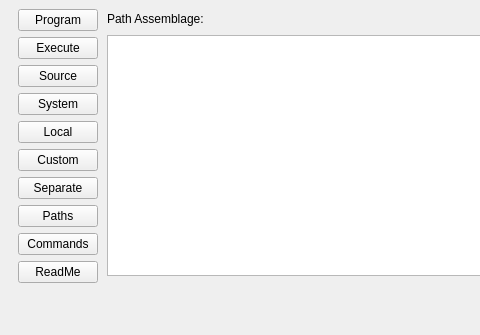
First picture: the form in tools/pyedit/mainwindow.ui, repository AbelTian/PyMake, before the edit; both pictures show x 0 to 480 and y 0 to 335 of the 693 by 335 pixel window.
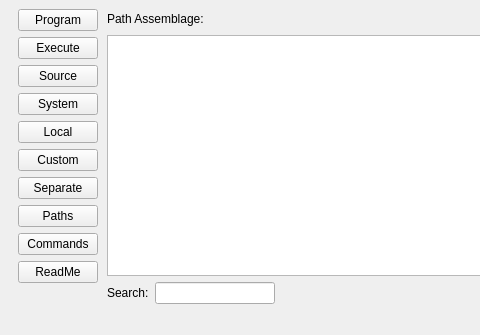
Second picture: the form after the edit. The open tabs and pages were chosen to show the change.

Commit message: pyedit 路径集页面添加搜索功能

What changed in the file:
```diff
--- a/tools/pyedit/mainwindow.ui
+++ b/tools/pyedit/mainwindow.ui
@@ -1085,6 +1085,23 @@
            <property name="bottomMargin">
             <number>0</number>
            </property>
+           <item>
+            <widget class="QLabel" name="label_16">
+             <property name="text">
+              <string>Search:</string>
+             </property>
+            </widget>
+           </item>
+           <item>
+            <widget class="QLineEdit" name="lineEditSearchPaths">
+             <property name="minimumSize">
+              <size>
+               <width>120</width>
+               <height>0</height>
+              </size>
+             </property>
+            </widget>
+           </item>
            <item>
             <spacer name="horizontalSpacer_16">
              <property name="orientation">
```
Left out of the diff: 2 changed lines with no effect on the pictures. The commit also changes 1 other file.
